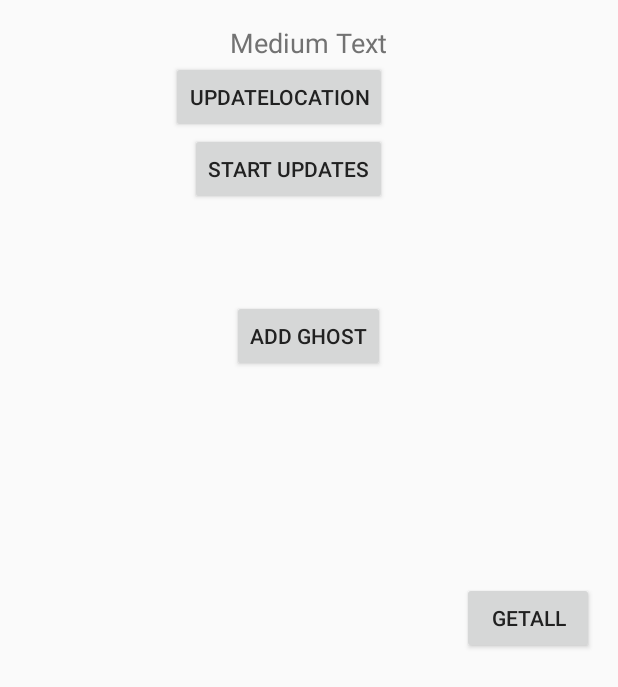
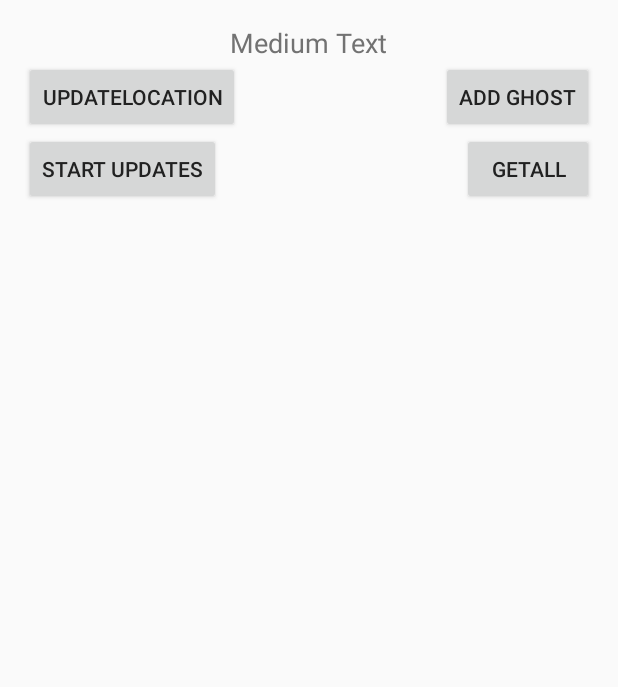
Before and after one commit to pixelshade/GeniusLoci, an Android app: the MapActivity screen opened directly, with no data from a screen before it, on a phone screen of 412 x 824 dp. Shown: the top 687 px of the screen. Run offline under Robolectric (Android 15) with nearby library versions, the phone set to English and light mode, and no system bars; our stand-ins replace ButterKnife; libraries missing offline, so code that uses them is left out: retrofit.client; 1 statement that could not run was skipped.

Commit message:
working adapter

```diff
--- a/app/src/main/java/pixelshade/geniusloci/activities/MainActivity.java
+++ b/app/src/main/java/pixelshade/geniusloci/activities/MainActivity.java
@@ -100,21 +100,21 @@ public class MainActivity extends AppCompatActivity {
 
     }
 
-//    @OnClick(R.id.btnShowImage)
+    @OnClick(R.id.btnShowImage)
     public void showImagePicker(View v){
         uploadImage.setVisibility(View.VISIBLE);
         uploadDesc.setVisibility(View.GONE);
         uploadTitle.requestFocus();
     }
 
-//    @OnClick(R.id.btnShowText)
+    @OnClick(R.id.btnShowText)
     public void showContentEditBox(View v){
         uploadDesc.setVisibility(View.VISIBLE);
         uploadImage.setVisibility(View.GONE);
         uploadTitle.requestFocus();
     }
 
-//    @OnClick(R.id.btnShowImage)
+    @OnClick(R.id.btnShowImage)
     public void showYoutubePicker(View v){
         uploadDesc.setVisibility(View.GONE);
         uploadImage.setVisibility(View.GONE);
--- a/app/src/main/java/pixelshade/geniusloci/activities/MapActivity.java
+++ b/app/src/main/java/pixelshade/geniusloci/activities/MapActivity.java
@@ -84,6 +84,8 @@ public class MapActivity extends AppCompatActivity implements ConnectionCallback
     @Bind(R.id.ghostLV)
     ListView lvGhost;
 
+    ListViewGhostAdapter lvGhostAdapter;
+
     @Override
     protected void onCreate(Bundle savedInstanceState) {
         super.onCreate(savedInstanceState);
@@ -102,9 +104,11 @@ public class MapActivity extends AppCompatActivity implements ConnectionCallback
             ghostEntryList = new ArrayList<GhostEntry>();
             LayoutInflater inflater = (LayoutInflater)getSystemService
                     (Context.LAYOUT_INFLATER_SERVICE);
-            ListViewGhostAdapter adapter = new ListViewGhostAdapter(inflater, ghostEntryList);
-            lvGhost.setAdapter(adapter);
 
+            lvGhostAdapter = new ListViewGhostAdapter(inflater, ghostEntryList);
+
+            lvGhost.setAdapter(lvGhostAdapter);
+            lvGhostAdapter.notifyDataSetChanged();
         }
 
     }
@@ -158,11 +162,13 @@ public class MapActivity extends AppCompatActivity implements ConnectionCallback
                     }
                 }
                 tvResponse.setText(resp);
-                ghostEntryList = serverListGhostsResponse;
+//                ghostEntryList = serverListGhostsResponse;
+                lvGhostAdapter.setGhostEntries(serverListGhostsResponse);
             }
 
             @Override
             public void failure(RetrofitError error) {
+                if(error!=null)
                 tvResponse.setText(error.getCause().getLocalizedMessage());
             }
         });
@@ -187,7 +193,9 @@ public class MapActivity extends AppCompatActivity implements ConnectionCallback
                                 resp += "-------------------" + '\n';
                                 ghostEntries.add(entry.obj);
                             }
-                            ghostEntryList = ghostEntries;
+//                            ghostEntryList = ghostEntries;
+                            lvGhostAdapter.setGhostEntries(ghostEntries);
+//                            lvGhostAdapter.notifyDataSetChanged();
 
                         }
                         tvResponse.setText(resp);
@@ -196,6 +204,7 @@ public class MapActivity extends AppCompatActivity implements ConnectionCallback
 
                     @Override
                     public void failure(RetrofitError error) {
+                        if(error!=null)
                         tvResponse.setText(error.getMessage());
                     }
                 });
--- a/app/src/main/java/pixelshade/geniusloci/adapters/ListViewGhostAdapter.java
+++ b/app/src/main/java/pixelshade/geniusloci/adapters/ListViewGhostAdapter.java
@@ -29,6 +29,10 @@ public class ListViewGhostAdapter extends BaseAdapter {
         this.ghostEntries = ghostEntries;
     }
 
+    public void setGhostEntries(List<GhostEntry> list){
+        this.ghostEntries = list;
+        notifyDataSetChanged();
+    }
 
     @Override
     public int getCount() {
@@ -64,7 +68,7 @@ public class ListViewGhostAdapter extends BaseAdapter {
             holder.content.setVisibility(View.INVISIBLE);
 
         } else {
-            holder.content.setText("content");
+            holder.content.setText(ghostEntries.get(position).content);
             holder.content.setVisibility(View.VISIBLE);
             holder.image.setVisibility(View.INVISIBLE);
         }
--- a/app/src/main/res/layout/activity_map.xml
+++ b/app/src/main/res/layout/activity_map.xml
@@ -20,8 +20,8 @@
         android:text="UpdateLocation"
         android:id="@+id/btnShowLocation"
         android:layout_below="@+id/lblLocation"
-        android:layout_alignRight="@+id/lblLocation"
-        android:layout_alignEnd="@+id/lblLocation" />
+        android:layout_alignParentLeft="true"
+        android:layout_alignParentStart="true" />
 
     <Button
         android:layout_width="wrap_content"
@@ -29,24 +29,24 @@
         android:text="Start updates"
         android:id="@+id/btnLocationUpdates"
         android:layout_below="@+id/btnShowLocation"
-        android:layout_alignRight="@+id/btnShowLocation"
-        android:layout_alignEnd="@+id/btnShowLocation" />
+        android:layout_alignParentLeft="true"
+        android:layout_alignParentStart="true" />
 
     <Button
         android:layout_width="wrap_content"
         android:layout_height="wrap_content"
         android:text="Add Ghost"
         android:id="@+id/btnAddGhost"
-        android:layout_below="@+id/btnLocationUpdates"
-        android:layout_centerHorizontal="true"
-        android:layout_marginTop="63dp" />
+        android:layout_below="@+id/lblLocation"
+        android:layout_alignParentRight="true"
+        android:layout_alignParentEnd="true" />
 
     <Button
         android:layout_width="wrap_content"
         android:layout_height="wrap_content"
         android:text="GetAll"
         android:id="@+id/getAllBtn"
-        android:layout_centerVertical="true"
+        android:layout_below="@+id/btnAddGhost"
         android:layout_alignParentRight="true"
         android:layout_alignParentEnd="true" />
 
```
Also changed, not shown: app/src/main/res/layout/ghost_entry_item.xml (+5 -3 lines).
